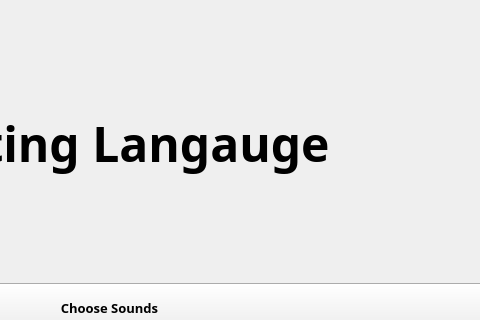
Above: Dictionary/existinglanguage.ui from Onikouzou/Project-2 before the change; both pictures show x 364 to 844 and y 0 to 320 of the 947 by 581 pixel window. Below: the same form after it.
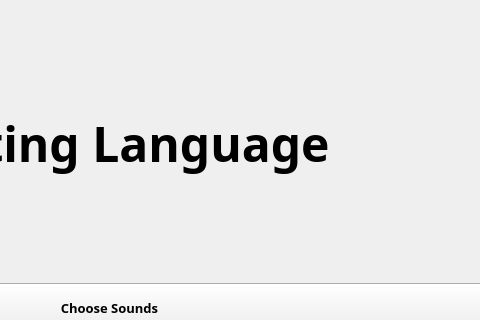
That is the form after the change.

```diff
--- a/Dictionary/existinglanguage.ui
+++ b/Dictionary/existinglanguage.ui
@@ -35,7 +35,7 @@
        <enum>Qt::LeftToRight</enum>
       </property>
       <property name="text">
-       <string>Existing Langauge</string>
+       <string>Existing Language</string>
       </property>
       <property name="alignment">
        <set>Qt::AlignCenter</set>
```
Left out of the diff: 19 changed lines with no effect on the pictures.
